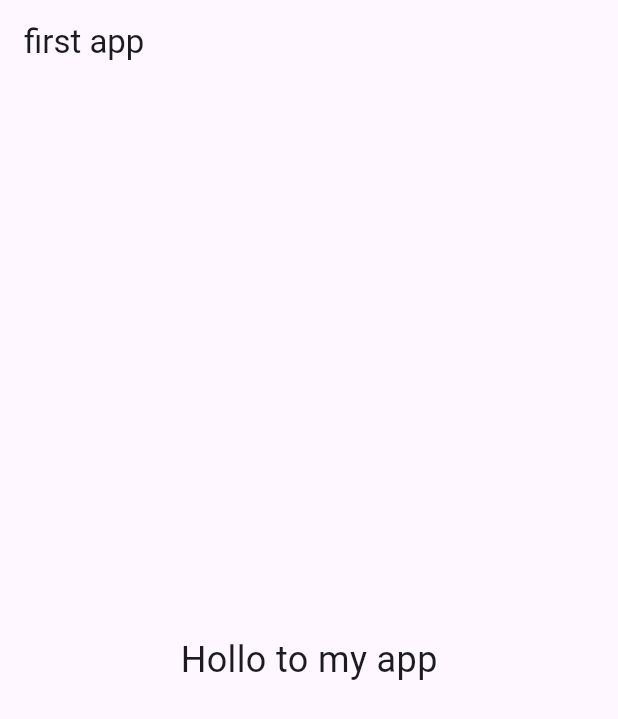
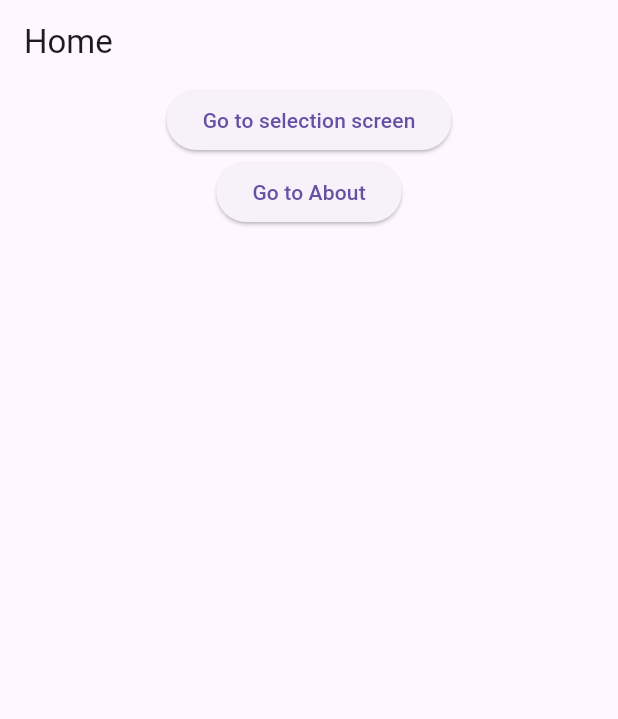
Before and after one commit to Bushra12356/my_apps, a Flutter app: the screen it shows after launch, on a phone screen of 412 x 824 dp. Shown: the top 719 px of the screen. Run offline on Flutter 3.47's test engine with Material 3 defaults, Android fonts, the phone set to English and light mode, and no system bars; missing offline and left inert: nevigation.

Commit message:
Add new feature

```diff
--- a/lib/main.dart
+++ b/lib/main.dart
@@ -1,4 +1,6 @@
 import 'package:flutter/material.dart';
+import 'package:nevigation/AboutScreen.dart';
+import 'package:nevigation/SecondScreen.dart';
 
 void main() {
   runApp(const MyApp());
@@ -10,33 +12,45 @@ class MyApp extends StatelessWidget {
   @override
   Widget build(BuildContext context) {
     return MaterialApp(
-      title: 'my app',
-      theme: ThemeData(
-        primarySwatch: Colors.blue,
-      ),
-      home: const MyHomePage(title: 'first app'),
+      title: 'Named Routes Demo',
+      initialRoute: '/',
+      routes: {
+        '/': (context) => const HomeScreen(),
+        '/SecondPage': (context) => const SecondPage(),
+        '/about': (context) => const AboutScreen(),
+      },
     );
   }
 }
 
-class MyHomePage extends StatelessWidget {
-  const MyHomePage({super.key, required this.title});
-
-  final String title;
+class HomeScreen extends StatelessWidget {
+  const HomeScreen({super.key});
 
   @override
   Widget build(BuildContext context) {
     return Scaffold(
-      appBar: AppBar(
-        title: Text(title),
-      ),
+      appBar: AppBar(title: const Text('Home')),
       body: Center(
         child: Column(
-          mainAxisAlignment: MainAxisAlignment.center,
-          children: <Widget>[
-            const Text(
-              'Hollo to my app',
-              style: TextStyle(fontSize: 24),
+          children: [
+             ElevatedButton(
+              onPressed: () async{
+                final result = await Navigator.pushNamed(
+                  context,'/SecondPage'
+                )as bool?;
+                if (result != null) {
+                  ScaffoldMessenger.of(context).showSnackBar(
+                    SnackBar(content: Text(result?'You selected accept':'you selected not to accept')),
+                  );
+                }
+                },
+               child: const Text('Go to selection screen'),
+            ),
+            ElevatedButton(
+              onPressed: () {
+                Navigator.pushNamed(context, '/about');
+              },
+              child: const Text('Go to About'),
             ),
           ],
         ),
```
Also changed, not shown: lib/AboutScreen.dart (added, +50 -0 lines), lib/SecondScreen.dart (added, +52 -0 lines).
